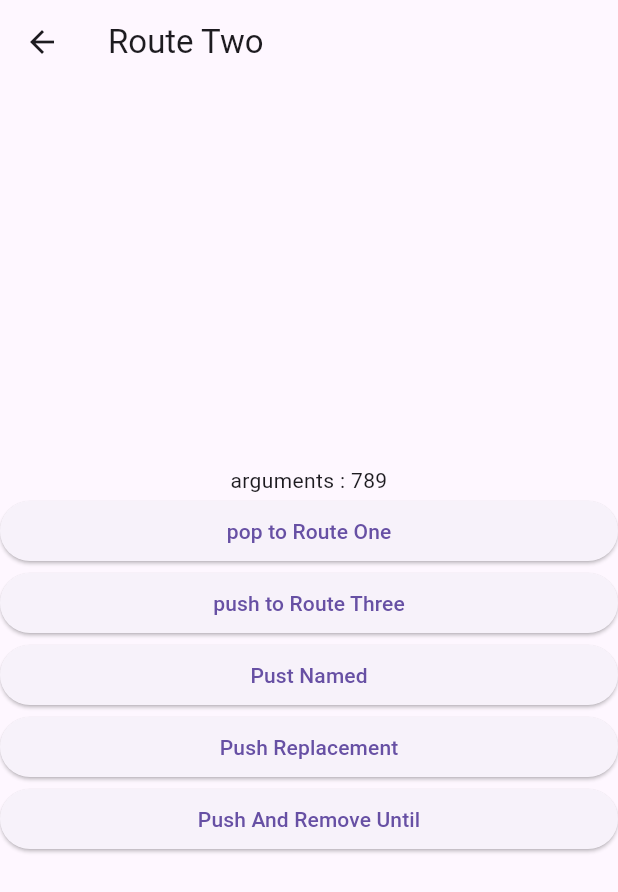
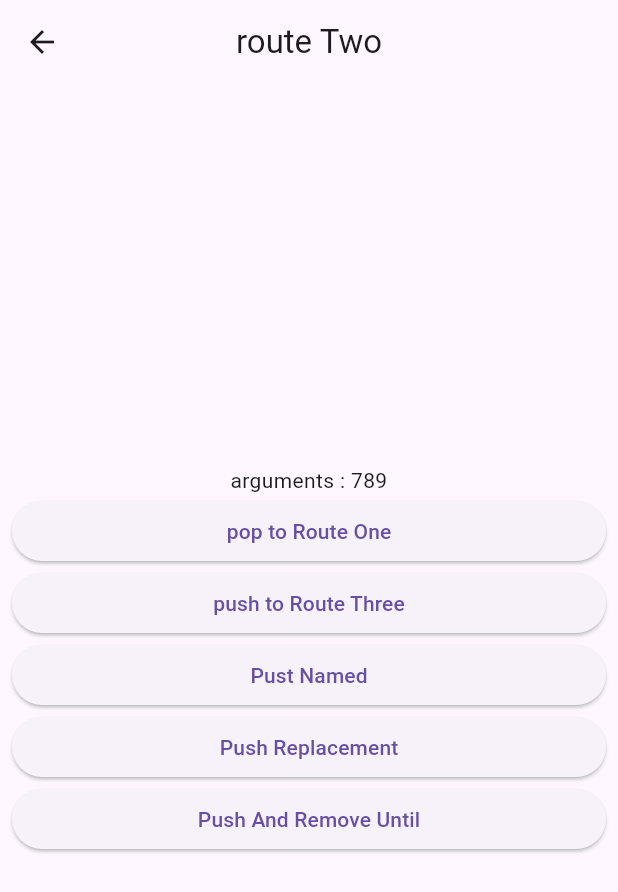
Before and after one commit to hugedreamhd/navigation, a Flutter app: the RouteOneScreen screen opened by its route, after a tap on "push to RouteTwo", on a phone screen of 412 x 824 dp. Shown: the top 892 px of the screen. Run offline on Flutter 3.47's test engine with Material 3 defaults, Android fonts, the phone set to English and light mode, and no system bars.

Commit message:
appbar 텍스트 가운데 정렬 및 페이지 코드 리팩토링

```diff
--- a/lib/layout/main_layout.dart
+++ b/lib/layout/main_layout.dart
@@ -14,7 +14,10 @@ class MainLayout extends StatelessWidget {
   Widget build(BuildContext context) {
     return Scaffold(
       appBar: AppBar(
-        title: Text(title),
+        centerTitle: true,
+        title: Text(
+          title,
+        ),
       ),
       body: Padding(
         padding: const EdgeInsets.symmetric(horizontal: 8.0),
--- a/lib/screen/route_one.dart
+++ b/lib/screen/route_one.dart
@@ -1,4 +1,5 @@
 import 'package:flutter/material.dart';
+import 'package:navigation/layout/main_layout.dart';
 import 'package:navigation/screen/route_two.dart';
 
 class RouteOneScreen extends StatelessWidget {
@@ -6,18 +7,13 @@ class RouteOneScreen extends StatelessWidget {
 
   const RouteOneScreen({
     required this.number,
-    super.key,
-  });
+    Key? key,
+  }) : super(key: key);
 
   @override
   Widget build(BuildContext context) {
-    return Scaffold(
-      appBar: AppBar(
-        title: Text('Route One'),
-      ),
-      body: Column(
-        mainAxisAlignment: MainAxisAlignment.center,
-        crossAxisAlignment: CrossAxisAlignment.stretch,
+    return MainLayout(
+      title: 'route one',
       children: [
         Text(
           'arguments : ${number.toString()}',
@@ -43,7 +39,6 @@ class RouteOneScreen extends StatelessWidget {
           child: Text('push to RouteTwo'),
         ),
       ],
-      ),
     );
   }
 }
--- a/lib/screen/route_two.dart
+++ b/lib/screen/route_two.dart
@@ -1,4 +1,5 @@
 import 'package:flutter/material.dart';
+import 'package:navigation/layout/main_layout.dart';
 import 'package:navigation/screen/route_three.dart';
 
 class RouteTwoScreen extends StatelessWidget {
@@ -8,13 +9,8 @@ class RouteTwoScreen extends StatelessWidget {
   Widget build(BuildContext context) {
     final arguments = ModalRoute.of(context)!.settings.arguments;
 
-    return Scaffold(
-      appBar: AppBar(
-        title: Text('Route Two'),
-      ),
-      body: Column(
-        crossAxisAlignment: CrossAxisAlignment.stretch,
-        mainAxisAlignment: MainAxisAlignment.center,
+    return MainLayout(
+      title: 'route Two',
       children: [
         Text(
           'arguments : ${arguments}',
@@ -60,7 +56,6 @@ class RouteTwoScreen extends StatelessWidget {
           child: Text('Push And Remove Until'),
         ),
       ],
-      ),
     );
   }
 }
```
Also changed, not shown: lib/screen/route_three.dart (+3 -8 lines). Lines whose indentation alone changed are shown as unchanged.
